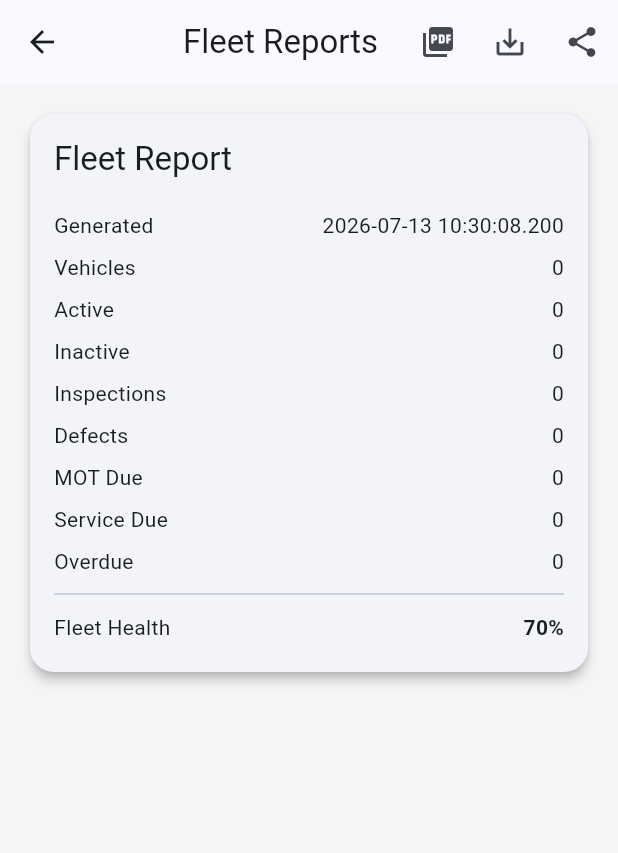
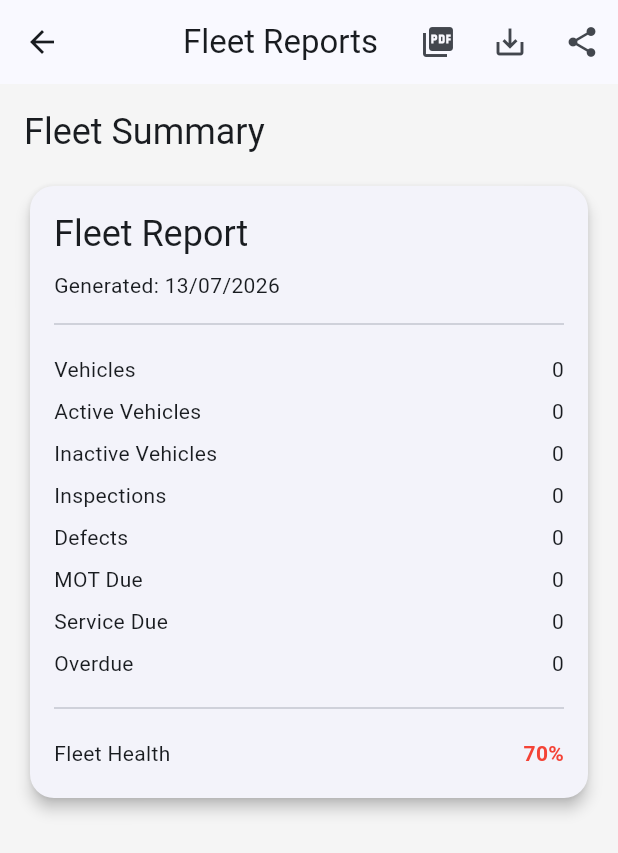
Before and after one commit to iancrofts-dotcom/arrow-fleet-manager, a Flutter app: the ReportsScreen screen opened directly, on a phone screen of 412 x 824 dp. Shown: the top 853 px of the screen. Run offline on Flutter 3.47's test engine with Material 3 defaults, Android fonts, the phone set to English and light mode, and no system bars; our stand-ins replace flutter_riverpod, pdf, printing, share_plus, sqflite, sqflite_common_ffi; accounts and stored records are empty.

Commit message:
Sprint 7.4 - Professional reporting polish

```diff
--- a/lib/features/reports/screens/reports_screen.dart
+++ b/lib/features/reports/screens/reports_screen.dart
@@ -45,6 +45,7 @@ class _ReportsScreenState extends State<ReportsScreen> {
 
   Future<void> _previewPdf() async {
     final report = await _reportService.generateReport();
+
     final pdfBytes =
         await _pdfReportService.generatePdf(report);
 
@@ -100,6 +101,7 @@ class _ReportsScreenState extends State<ReportsScreen> {
     return Scaffold(
       appBar: AppBar(
         title: const Text('Fleet Reports'),
+        centerTitle: true,
         actions: [
           IconButton(
             icon: const Icon(Icons.picture_as_pdf),
@@ -151,8 +153,21 @@ class _ReportsScreenState extends State<ReportsScreen> {
               physics:
                   const AlwaysScrollableScrollPhysics(),
               padding: const EdgeInsets.all(16),
-              child: FleetReportCard(
-                report: snapshot.data!,
+              child: Column(
+                crossAxisAlignment:
+                    CrossAxisAlignment.start,
+                children: [
+                  Text(
+                    'Fleet Summary',
+                    style: Theme.of(context)
+                        .textTheme
+                        .headlineSmall,
+                  ),
+                  const SizedBox(height: 16),
+                  FleetReportCard(
+                    report: snapshot.data!,
+                  ),
+                ],
               ),
             ),
           );
--- a/lib/features/reports/services/pdf_report_service.dart
+++ b/lib/features/reports/services/pdf_report_service.dart
@@ -1,25 +1,43 @@
+import 'dart:typed_data';
+
 import 'package:pdf/pdf.dart';
 import 'package:pdf/widgets.dart' as pw;
 
 import '../models/fleet_report.dart';
-import 'dart:typed_data';
+import 'report_branding_service.dart';
+import 'report_format_service.dart';
 
 class PdfReportService {
   const PdfReportService();
 
- Future<Uint8List> generatePdf(
+  Future<Uint8List> generatePdf(
     FleetReport report,
   ) async {
+    const formatter = ReportFormatService();
+    const branding = ReportBrandingService();
+
     final pdf = pw.Document();
 
     pdf.addPage(
       pw.MultiPage(
         pageFormat: PdfPageFormat.a4,
+        margin: const pw.EdgeInsets.all(32),
+
+        footer: (context) => pw.Align(
+          alignment: pw.Alignment.centerRight,
+          child: pw.Text(
+            '${branding.footer} • ${branding.version}',
+            style: const pw.TextStyle(
+              fontSize: 10,
+            ),
+          ),
+        ),
+
         build: (context) => [
           pw.Header(
             level: 0,
             child: pw.Text(
-              'Arrow Fleet Manager',
+              branding.companyName,
               style: pw.TextStyle(
                 fontSize: 24,
                 fontWeight: pw.FontWeight.bold,
@@ -27,19 +45,21 @@ class PdfReportService {
             ),
           ),
 
-          pw.SizedBox(height: 8),
-
           pw.Text(
-            'Fleet Report',
+            branding.reportTitle,
             style: pw.TextStyle(
               fontSize: 18,
               fontWeight: pw.FontWeight.bold,
             ),
           ),
 
+          pw.SizedBox(height: 8),
+
           pw.Text(
-            'Generated: ${report.generatedAt}',
+            'Generated: ${formatter.formatDate(report.generatedAt)}',
           ),
+
+          pw.SizedBox(height: 16),
 
           pw.Divider(),
 
@@ -56,13 +76,17 @@ class PdfReportService {
 
           _row(
             'Fleet Health',
-            '${report.fleetHealth}%',
+            formatter.formatFleetHealth(
+              report.fleetHealth,
+            ),
           ),
         ],
       ),
     );
 
-    return Uint8List.fromList(await pdf.save());
+    return Uint8List.fromList(
+      await pdf.save(),
+    );
   }
 
   pw.Widget _row(
--- /dev/null
+++ b/lib/features/reports/services/report_branding_service.dart
@@ -0,0 +1,15 @@
+class ReportBrandingService {
+  const ReportBrandingService();
+
+  String get companyName =>
+      'Arrow Fleet Manager';
+
+  String get reportTitle =>
+      'Fleet Report';
+
+  String get footer =>
+      'Generated by Arrow Fleet Manager';
+
+  String get version =>
+      'v0.8.5';
+}
--- /dev/null
+++ b/lib/features/reports/services/report_format_service.dart
@@ -0,0 +1,15 @@
+class ReportFormatService {
+  const ReportFormatService();
+
+  String formatDate(DateTime date) {
+    final day = date.day.toString().padLeft(2, '0');
+    final month = date.month.toString().padLeft(2, '0');
+    final year = date.year;
+
+    return '$day/$month/$year';
+  }
+
+  String formatFleetHealth(int score) {
+    return '$score%';
+  }
+}
--- a/lib/features/reports/widgets/fleet_report_card.dart
+++ b/lib/features/reports/widgets/fleet_report_card.dart
@@ -1,6 +1,7 @@
 import 'package:flutter/material.dart';
 
 import '../models/fleet_report.dart';
+import '../services/report_format_service.dart';
 
 class FleetReportCard extends StatelessWidget {
   final FleetReport report;
@@ -12,33 +13,83 @@ class FleetReportCard extends StatelessWidget {
 
   @override
   Widget build(BuildContext context) {
+    const formatter = ReportFormatService();
+
     return Card(
-      elevation: 3,
+      elevation: 4,
       child: Padding(
         padding: const EdgeInsets.all(16),
         child: Column(
-          crossAxisAlignment: CrossAxisAlignment.start,
+          crossAxisAlignment:
+              CrossAxisAlignment.start,
           children: [
             Text(
               'Fleet Report',
-              style: Theme.of(context).textTheme.titleLarge,
+              style: Theme.of(context)
+                  .textTheme
+                  .headlineSmall,
             ),
-            const SizedBox(height: 16),
-            _buildRow('Generated', report.generatedAt.toString()),
-            _buildRow('Vehicles', '${report.vehicles}'),
-            _buildRow('Active', '${report.activeVehicles}'),
-            _buildRow('Inactive', '${report.inactiveVehicles}'),
-            _buildRow('Inspections', '${report.inspections}'),
-            _buildRow('Defects', '${report.defects}'),
-            _buildRow('MOT Due', '${report.motDue}'),
-            _buildRow('Service Due', '${report.serviceDue}'),
-            _buildRow('Overdue', '${report.overdue}'),
-            const Divider(),
+
+            const SizedBox(height: 8),
+
+            Text(
+              'Generated: ${formatter.formatDate(report.generatedAt)}',
+              style: Theme.of(context)
+                  .textTheme
+                  .bodyMedium,
+            ),
+
+            const Divider(height: 32),
+
+            _buildRow(
+              'Vehicles',
+              report.vehicles.toString(),
+            ),
+            _buildRow(
+              'Active Vehicles',
+              report.activeVehicles.toString(),
+            ),
+            _buildRow(
+              'Inactive Vehicles',
+              report.inactiveVehicles.toString(),
+            ),
+            _buildRow(
+              'Inspections',
+              report.inspections.toString(),
+            ),
+            _buildRow(
+              'Defects',
+              report.defects.toString(),
+            ),
+            _buildRow(
+              'MOT Due',
+              report.motDue.toString(),
+            ),
+            _buildRow(
+              'Service Due',
+              report.serviceDue.toString(),
+            ),
+            _buildRow(
+              'Overdue',
+              report.overdue.toString(),
+            ),
+
+            const Divider(height: 32),
+
             _buildRow(
               'Fleet Health',
-              '${report.fleetHealth}%',
-              valueStyle: const TextStyle(
-                fontWeight: FontWeight.bold,
+              formatter.formatFleetHealth(
+                report.fleetHealth,
+              ),
+              valueStyle: TextStyle(
+                color:
+                    report.fleetHealth >= 90
+                        ? Colors.green
+                        : report.fleetHealth >= 75
+                            ? Colors.orange
+                            : Colors.red,
+                fontWeight:
+                    FontWeight.bold,
               ),
             ),
           ],
@@ -48,16 +99,18 @@ class FleetReportCard extends StatelessWidget {
   }
 
   Widget _buildRow(
-    String label,
+    String title,
     String value, {
     TextStyle? valueStyle,
   }) {
     return Padding(
-      padding: const EdgeInsets.symmetric(vertical: 4),
+      padding: const EdgeInsets.symmetric(
+        vertical: 4,
+      ),
       child: Row(
         children: [
           Expanded(
-            child: Text(label),
+            child: Text(title),
           ),
           Text(
             value,
```
